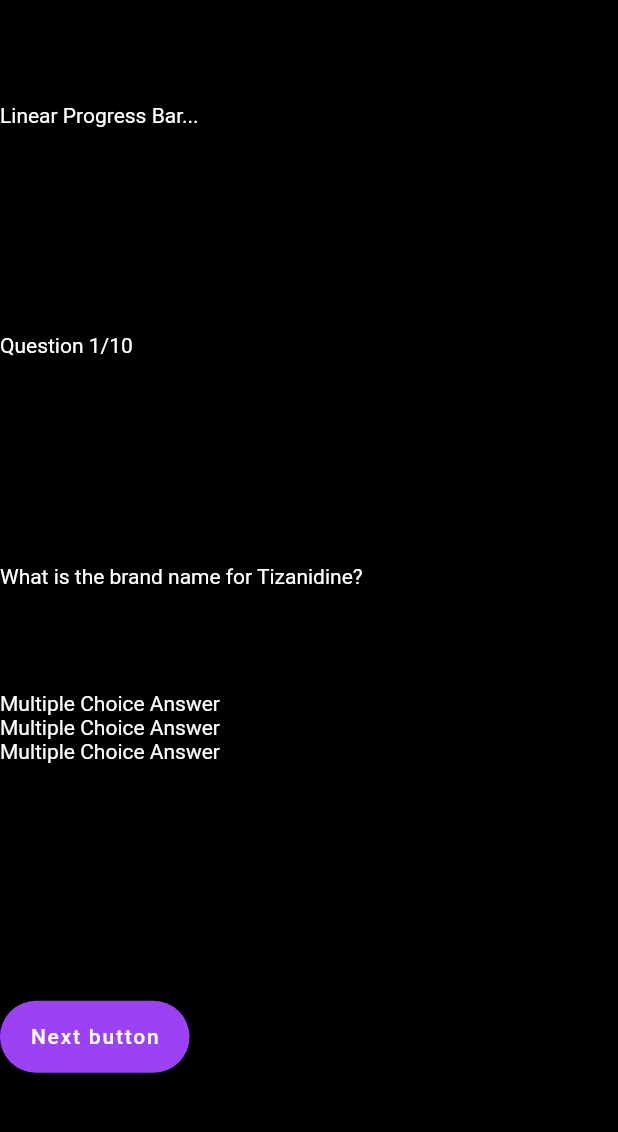
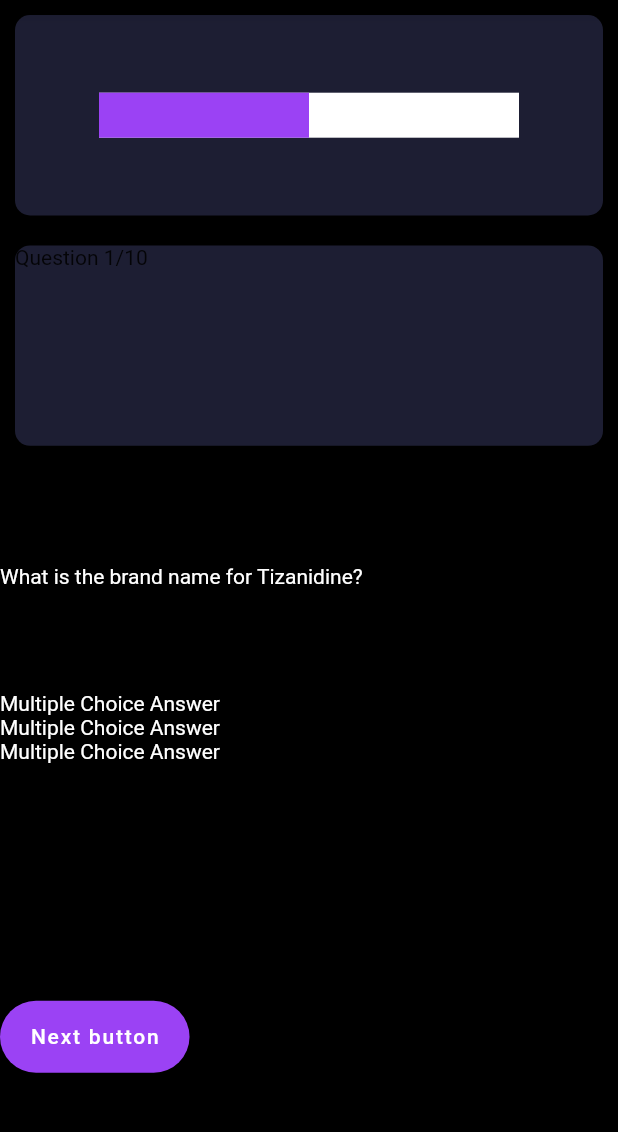
Before and after one commit to kingpush37/pharmu, a Flutter app: the screen it shows after launch, on a phone screen of 412 x 824 dp, the part 84-1216 px from its top. Run offline on Flutter 3.47's test engine with Material 2 defaults, Android fonts, the phone set to English and light mode, and no system bars; drawn by our look-alikes of percent_indicator.

Commit message:
added linear indicator

```diff
--- /dev/null
+++ b/lib/customCard.dart
@@ -0,0 +1,21 @@
+import 'package:flutter/material.dart';
+
+class CustomCard extends StatelessWidget {
+  final Color color;
+  final Widget customChild;
+  final Function onPressed;
+
+  CustomCard({@required this.color, this.customChild, this.onPressed});
+
+  @override
+  Widget build(BuildContext context) {
+    return Container(
+      margin: EdgeInsets.all(10.0),
+      decoration: BoxDecoration(
+        color: color,
+        borderRadius: BorderRadius.circular(10.0),
+      ),
+      child: customChild,
+    );
+  }
+}
--- a/lib/quiz_page.dart
+++ b/lib/quiz_page.dart
@@ -1,5 +1,7 @@
+import 'package:flutter/cupertino.dart';
 import 'package:flutter/material.dart';
-
+import 'customCard.dart';
+import 'package:percent_indicator/percent_indicator.dart';
 
 class QuizPage extends StatefulWidget {
   @override
@@ -22,15 +24,23 @@ class _QuizPageState extends State<QuizPage> {
         centerTitle: true,
       ),
       body: Column(
+        mainAxisAlignment: MainAxisAlignment.center,
+        crossAxisAlignment: CrossAxisAlignment.stretch,
         children: <Widget>[
           Expanded(
             child: Row(
+              crossAxisAlignment: CrossAxisAlignment.stretch,
               children: <Widget>[
-              Container(
-                child: Text(
-                    'Linear Progress Bar...',
-                  style: TextStyle(
-                    color: Colors.white,
+                Expanded(
+                  child: CustomCard(
+                    color: Color(0xFF1D1E33),
+                    customChild: LinearPercentIndicator(
+                      alignment: MainAxisAlignment.center,
+                      width: 300.0,
+                      lineHeight: 30.0,
+                      percent: 0.5,
+                      backgroundColor: Colors.white,
+                      progressColor: Color(0xFF9B42F4),
                     ),
                   ),
                 ),
@@ -38,22 +48,13 @@ class _QuizPageState extends State<QuizPage> {
             ),
           ),
           Expanded(
-            child: Row(
-              children: <Widget>[
-                Container(
-                  child: Text(
-                    'Question 1/10',
-                    style: TextStyle(
-                      color: Colors.white,
-                    ),
-                  ),
-                ),
-              ],
+            child: CustomCard(
+              color: Color(0xFF1D1E33),
+              customChild: Text('Question 1/10'),
             ),
           ),
           Expanded(
-            child:
-            Row(
+            child: Row(
               children: <Widget>[
                 Container(
                   child: Text(
--- a/pubspec.yaml
+++ b/pubspec.yaml
@@ -23,6 +23,7 @@ environment:
 dependencies:
   flutter:
     sdk: flutter
+  percent_indicator: ^2.1.5
 
 
   # The following adds the Cupertino Icons font to your application.
```
Also changed, not shown: lib/main.dart (line endings or trailing spaces), pubspec.lock. Lines whose indentation alone changed are shown as unchanged.
